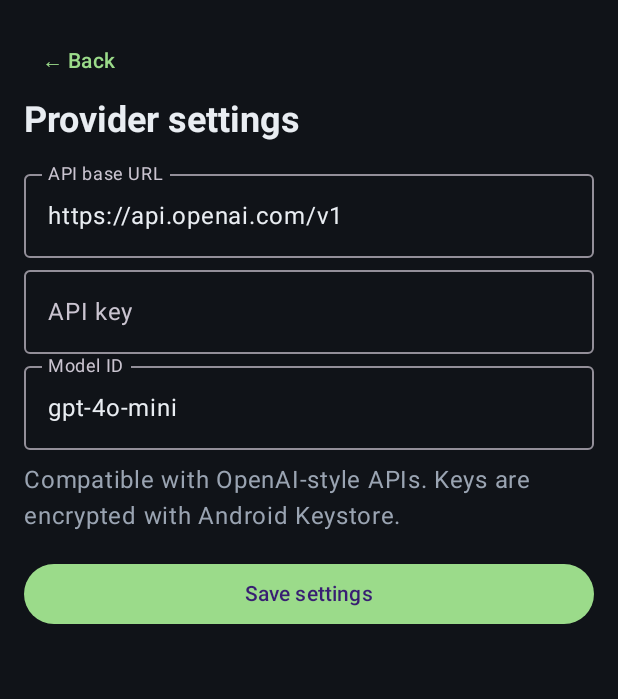
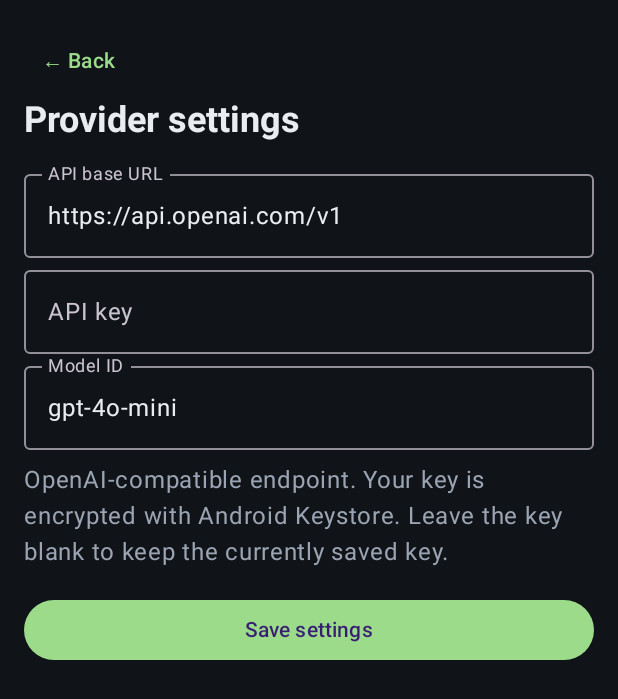
Before and after one commit to johnr1sh/AirFite, an Android app built with Jetpack Compose: the screen it shows after launch (MainActivity), after a tap on "Settings", on a phone screen of 412 x 824 dp. Shown: the top 699 px of the screen. Run offline under Robolectric (Android 15) with nearby library versions, the phone set to English and light mode, and no system bars.

Commit message:
Improve chat experience and workspace controls

```diff
--- a/app/src/main/java/dev/johnrish/pocketengineer/MainActivity.kt
+++ b/app/src/main/java/dev/johnrish/pocketengineer/MainActivity.kt
@@ -76,7 +76,10 @@ fun AirFiteApp(vm: ChatViewModel = viewModel()) {
                         }
                     }
                     Spacer(Modifier.height(20.dp))
-                    Text("What are we building?", style = MaterialTheme.typography.headlineSmall, fontWeight = FontWeight.Bold)
+                    Row(Modifier.fillMaxWidth(), verticalAlignment = Alignment.CenterVertically, horizontalArrangement = Arrangement.SpaceBetween) {
+                        Text("What are we building?", style = MaterialTheme.typography.headlineSmall, fontWeight = FontWeight.Bold)
+                        if (vm.messages.isNotEmpty()) TextButton(onClick = { vm.clearConversation() }, enabled = !vm.busy) { Text("New chat") }
+                    }
                     Text("Connect a model, then start with a coding task.", color = muted)
                     Spacer(Modifier.height(16.dp))
                     vm.pendingContextName?.let { attached ->
@@ -92,6 +95,15 @@ fun AirFiteApp(vm: ChatViewModel = viewModel()) {
                     }
                     LazyColumn(Modifier.weight(1f), verticalArrangement = Arrangement.spacedBy(12.dp),
                         contentPadding = PaddingValues(bottom = 12.dp)) {
+                        if (vm.messages.isEmpty()) item {
+                            Surface(color = panel, shape = RoundedCornerShape(20.dp), modifier = Modifier.fillMaxWidth()) {
+                                Column(Modifier.padding(18.dp)) {
+                                    Text("Start with a task", color = accent, fontWeight = FontWeight.Bold)
+                                    Spacer(Modifier.height(8.dp))
+                                    Text("Explain a bug, ask for an implementation plan, or attach a workspace file for focused help.", color = muted)
+                                }
+                            }
+                        }
                         items(vm.messages) { msg -> MessageBubble(msg) }
                         if (vm.busy) item { Text("Thinking…", color = accent, modifier = Modifier.padding(8.dp)) }
                     }
@@ -117,9 +129,12 @@ private fun WorkspaceScreen(vm: ChatViewModel, onPickFolder: () -> Unit, onBack:
             Spacer(Modifier.weight(1f))
             Text("Workspace", style = MaterialTheme.typography.titleLarge, fontWeight = FontWeight.Bold)
         }
-        Button(onClick = onPickFolder, modifier = Modifier.fillMaxWidth()) {
+        Row(Modifier.fillMaxWidth(), horizontalArrangement = Arrangement.spacedBy(8.dp)) {
+            Button(onClick = onPickFolder, modifier = Modifier.weight(1f)) {
             Icon(Icons.Default.FolderOpen, null); Spacer(Modifier.width(8.dp))
-            Text(if (vm.workspaceUri == null) "Choose project folder" else "Change project folder")
+            Text(if (vm.workspaceUri == null) "Choose project folder" else "Change folder")
+            }
+            OutlinedButton(onClick = { vm.refreshWorkspace() }, enabled = vm.workspaceUri != null) { Text("Refresh") }
         }
         vm.workspaceName?.let { Text(it, color = muted, style = MaterialTheme.typography.labelMedium, modifier = Modifier.padding(vertical = 8.dp)) }
         if (vm.workspaceUri == null) {
@@ -186,7 +201,7 @@ fun SettingsScreen(vm: ChatViewModel, onBack: () -> Unit) {
         OutlinedTextField(vm.apiKey, { vm.apiKey = it }, label = { Text("API key") }, visualTransformation = PasswordVisualTransformation(), modifier = Modifier.fillMaxWidth())
         OutlinedTextField(vm.model, { vm.model = it }, label = { Text("Model ID") }, modifier = Modifier.fillMaxWidth())
         Spacer(Modifier.height(8.dp))
-        Text("Compatible with OpenAI-style APIs. Keys are encrypted with Android Keystore.", color = muted)
+        Text("OpenAI-compatible endpoint. Your key is encrypted with Android Keystore. Leave the key blank to keep the currently saved key.", color = muted)
         vm.settingsError?.let { Text(it, color = MaterialTheme.colorScheme.error) }
         Spacer(Modifier.height(16.dp))
         Button(onClick = { if (vm.saveSettings()) onBack() }, modifier = Modifier.fillMaxWidth()) { Text("Save settings") }
```
